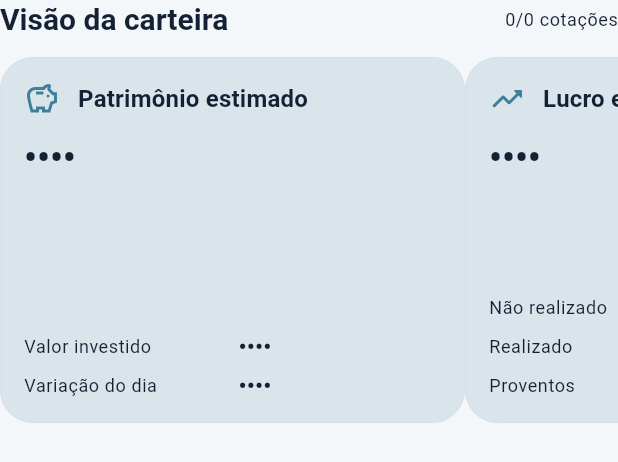
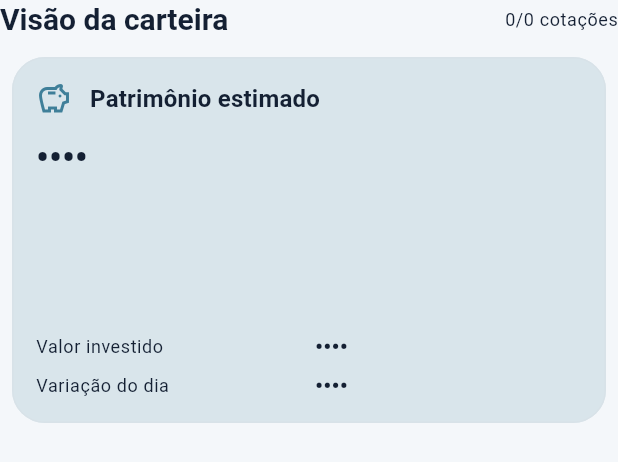
Before and after one commit to danilo-programadorr/Meu-Gestor, a Flutter app: the _PerformanceCards widget shown alone on an empty page, opened directly with empty values, on a phone screen of 412 x 824 dp. Shown: the top 462 px of the screen. Run offline on Flutter 3.47's test engine with Material 3 defaults, Android fonts, the phone set to English and light mode, and no system bars; our stand-ins replace cloud_firestore, cloud_functions, firebase_auth, firebase_core, flutter_riverpod, flutter_tts and 4 more; missing offline and left inert: firebase_app_check, in_app_purchase_android; accounts and stored records are empty.

Commit message:
fix(investments): pagina cards de desempenho

```diff
--- a/lib/features/investments/presentation/pages/investments_page.dart
+++ b/lib/features/investments/presentation/pages/investments_page.dart
@@ -1223,9 +1223,10 @@ class _PerformanceCards extends StatelessWidget {
         const SizedBox(height: AppSpacing.sm),
         SizedBox(
           height: carouselHeight,
-          child: ListView(
+          child: PageView(
             key: const ValueKey<String>('investment-performance-carousel'),
             scrollDirection: Axis.horizontal,
+            clipBehavior: Clip.hardEdge,
             children: <Widget>[
               _PortfolioMetricCard(
                 key: const ValueKey<String>('investment-wealth-card'),
@@ -1386,9 +1387,10 @@ class _PortfolioMetricCard extends StatelessWidget {
   @override
   Widget build(BuildContext context) {
     final ColorScheme colors = Theme.of(context).colorScheme;
-    return SizedBox(
-      width: 310,
+    return Padding(
+      padding: const EdgeInsets.symmetric(horizontal: AppSpacing.xs),
       child: Card(
+        margin: EdgeInsets.zero,
         color: colors.surfaceContainerHighest,
         child: Padding(
           padding: const EdgeInsets.all(AppSpacing.md),
```
Also changed, not shown: 1 other file.
